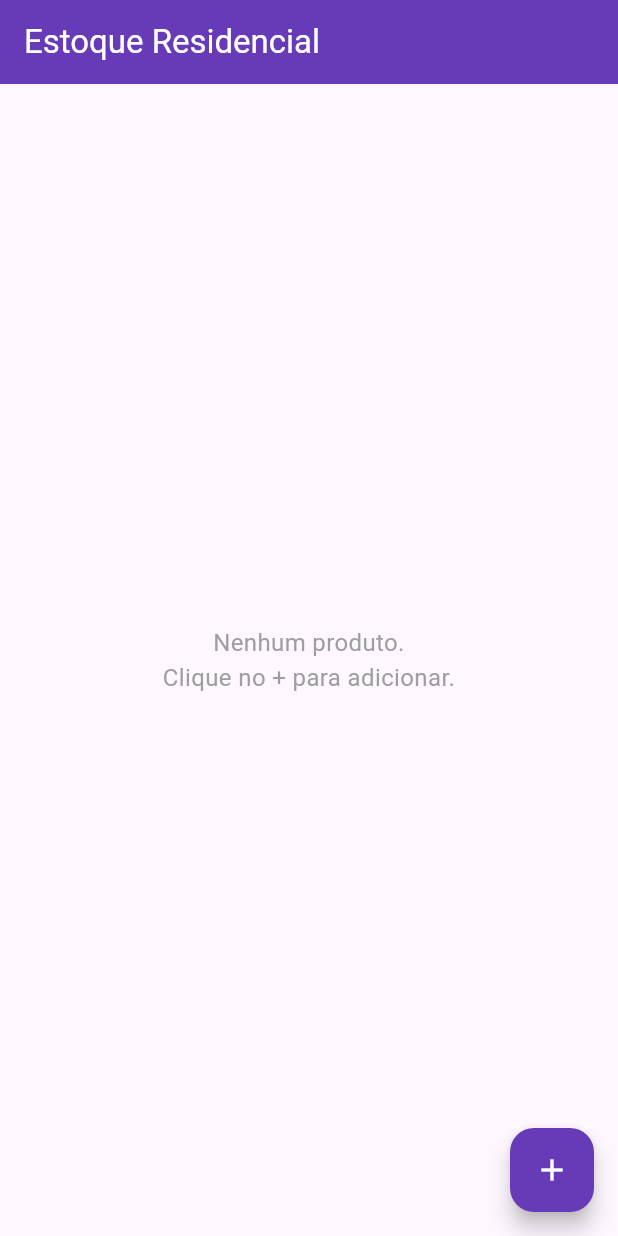
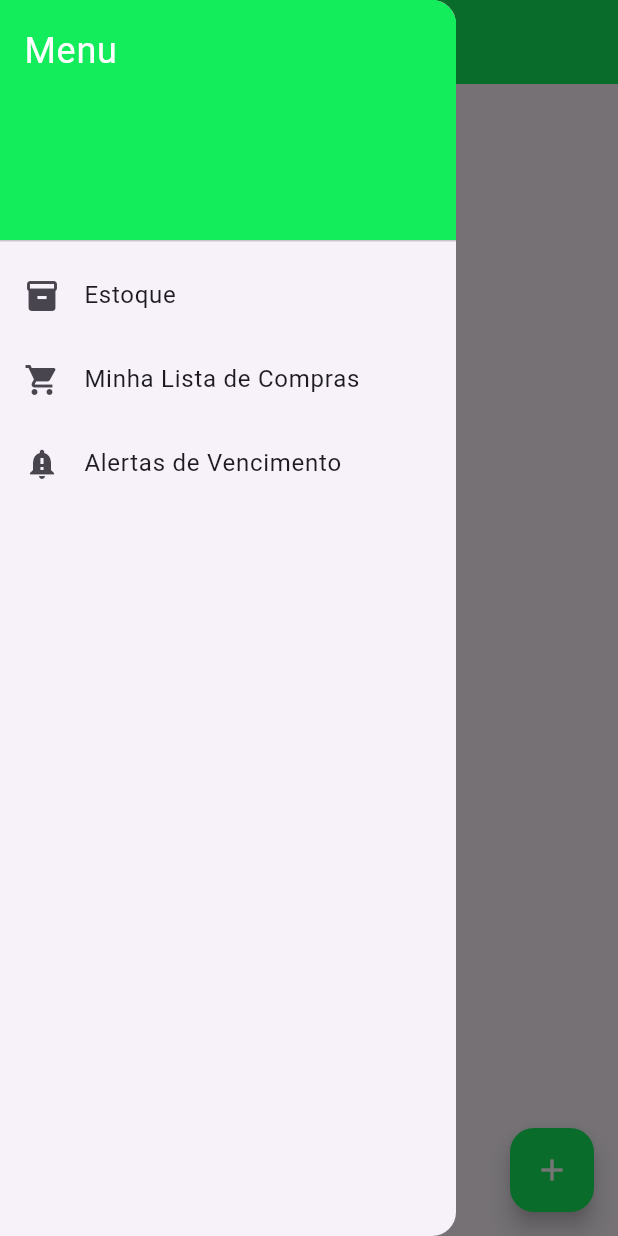
Before and after one commit to JeaneMirele/ControleEstoqueApp, a Flutter app: the screen it shows after launch, with the side drawer open (before the commit the screen has no drawer), on a phone screen of 412 x 824 dp. Run offline on Flutter 3.47's test engine with Material 3 defaults, Android fonts, the phone set to English and light mode, and no system bars; our stand-ins replace cloud_firestore, firebase_core; accounts and stored records are empty.

Commit message:
Adicao de telas de Notificacao e Lista de Compras

```diff
--- a/lib/core/di/configure_providers.dart
+++ b/lib/core/di/configure_providers.dart
@@ -4,6 +4,8 @@ import 'package:provider/single_child_widget.dart';
 import '../../data/repositories/produto_repository.dart';
 import '../../data/services/firestore_service.dart';
 import '../../ui/view_models/estoque_view.dart';
+import '../../ui/view_models/expiration_alerts_view_model.dart';
+import '../../ui/view_models/shopping_list_view_model.dart';
 
 class ConfigureProviders {
   final List<SingleChildWidget> providers;
@@ -15,11 +17,15 @@ class ConfigureProviders {
     final firestoreService = FirestoreService();
     final produtoRepository = ProdutoRepository(firestoreService);
     final estoqueViewModel = EstoqueViewModel(produtoRepository);
+    final shoppingListViewModel = ShoppingListViewModel(produtoRepository);
+    final expirationAlertsViewModel = ExpirationAlertsViewModel(produtoRepository);
 
     return ConfigureProviders(providers: [
       Provider<FirestoreService>.value(value: firestoreService),
       Provider<ProdutoRepository>.value(value: produtoRepository),
       ChangeNotifierProvider<EstoqueViewModel>.value(value: estoqueViewModel),
+      ChangeNotifierProvider<ShoppingListViewModel>.value(value: shoppingListViewModel),
+      ChangeNotifierProvider<ExpirationAlertsViewModel>.value(value: expirationAlertsViewModel),
     ]);
   }
 }
--- a/lib/models/produto.dart
+++ b/lib/models/produto.dart
@@ -7,6 +7,8 @@ class Produto {
   final String quantidade;
   final String categoria;
   final int? iconeCodePoint;
+  bool comprado;
+  bool prioridade;
 
   Produto({
     this.id,
@@ -15,16 +17,20 @@ class Produto {
     required this.quantidade,
     required this.categoria,
     this.iconeCodePoint,
+    this.comprado = false,
+    this.prioridade = false,
   });
 
-  factory Produto.fromMap(String docId, Map<String, dynamic> map) {
+ factory Produto.fromMap(String docId, Map<String, dynamic> map) {
     return Produto(
       id: docId,
       nome: map['nome'] ?? '',
       validade: map['validade'] ?? '',
-      quantidade: map['quantidade'] ?? '0',
+      quantidade: map['quantidade']?.toString() ?? '0',
       categoria: map['categoria'] ?? 'Geral',
       iconeCodePoint: map['iconeCodePoint'],
+      comprado: map['comprado'] ?? false,
+      prioridade: map['prioridade'] ?? false,
     );
   }
 
@@ -35,6 +41,8 @@ class Produto {
       'quantidade': quantidade,
       'categoria': categoria,
       'iconeCodePoint': iconeCodePoint,
+      'comprado': comprado,
+      'prioridade': prioridade,
     };
   }
 
@@ -42,4 +50,6 @@ class Produto {
     if (iconeCodePoint == null) return Icons.list;
     return IconData(iconeCodePoint!, fontFamily: 'MaterialIcons');
   }
+
+  String get nomeQuantidade => '$nome - $quantidade';
 }
--- /dev/null
+++ b/lib/ui/components/app_drawer.dart
@@ -0,0 +1,81 @@
+import 'package:flutter/material.dart';
+import 'package:controle_estoque_app/ui/views/estoque_page.dart';
+import 'package:controle_estoque_app/ui/views/shopping_list_page.dart';
+import 'package:controle_estoque_app/ui/views/expiration_alerts_page.dart';
+
+class AppDrawer extends StatelessWidget {
+  final String currentPage;
+
+  const AppDrawer({super.key, required this.currentPage});
+
+  @override
+  Widget build(BuildContext context) {
+    return Drawer(
+      child: ListView(
+        padding: EdgeInsets.zero,
+        children: <Widget>[
+          const DrawerHeader(
+            decoration: BoxDecoration(
+              color: Color(0xFF13EC5B),
+            ),
+            child: Text(
+              'Menu',
+              style: TextStyle(
+                color: Colors.white,
+                fontSize: 24,
+              ),
+            ),
+          ),
+          ListTile(
+            leading: const Icon(Icons.inventory),
+            title: const Text('Estoque'),
+            selected: currentPage == 'Estoque',
+            selectedTileColor: const Color(0xFF13EC5B).withOpacity(0.1),
+            selectedColor: const Color(0xFF13EC5B),
+            onTap: () {
+              Navigator.pop(context);
+              if (currentPage != 'Estoque') {
+                Navigator.pushReplacement(
+                  context,
+                  MaterialPageRoute(builder: (context) => const EstoquePage()),
+                );
+              }
+            },
+          ),
+          ListTile(
+            leading: const Icon(Icons.shopping_cart),
+            title: const Text('Minha Lista de Compras'),
+            selected: currentPage == 'ShoppingList',
+            selectedTileColor: const Color(0xFF13EC5B).withOpacity(0.1),
+            selectedColor: const Color(0xFF13EC5B),
+            onTap: () {
+              Navigator.pop(context);
+              if (currentPage != 'ShoppingList') {
+                Navigator.pushReplacement(
+                  context,
+                  MaterialPageRoute(builder: (context) => const ShoppingListPage()),
+                );
+              }
+            },
+          ),
+           ListTile(
+            leading: const Icon(Icons.notification_important),
+            title: const Text('Alertas de Vencimento'),
+            selected: currentPage == 'ExpirationAlerts',
+            selectedTileColor: const Color(0xFF13EC5B).withOpacity(0.1),
+            selectedColor: const Color(0xFF13EC5B),
+            onTap: () {
+              Navigator.pop(context);
+              if (currentPage != 'ExpirationAlerts') {
+                Navigator.pushReplacement(
+                  context,
+                  MaterialPageRoute(builder: (context) => const ExpirationAlertsPage()),
+                );
+              }
+            },
+          ),
+        ],
+      ),
+    );
+  }
+}
--- a/lib/ui/views/estoque_page.dart
+++ b/lib/ui/views/estoque_page.dart
@@ -1,8 +1,8 @@
+import 'package:controle_estoque_app/ui/components/app_drawer.dart';
 import 'package:flutter/material.dart';
 import 'package:provider/provider.dart';
 import '../../models/produto.dart';
 import '../view_models/estoque_view.dart';
-
 
 class EstoquePage extends StatelessWidget {
   const EstoquePage({super.key});
@@ -12,10 +12,10 @@ class EstoquePage extends StatelessWidget {
     return Scaffold(
       appBar: AppBar(
         title: const Text("Estoque Residencial"),
-        backgroundColor: Colors.deepPurple,
+        backgroundColor: const Color(0xFF13EC5B), // Verde
         foregroundColor: Colors.white,
       ),
-
+      drawer: const AppDrawer(currentPage: 'estoque'), // Drawer reutilizável
       body: Consumer<EstoqueViewModel>(
         builder: (context, viewModel, child) {
           return StreamBuilder<List<Produto>>(
@@ -38,7 +38,6 @@ class EstoquePage extends StatelessWidget {
                 );
               }
 
-
               final produtos = snapshot.data!;
 
               return ListView.builder(
@@ -52,8 +51,8 @@ class EstoquePage extends StatelessWidget {
                     child: ListTile(
 
                       leading: CircleAvatar(
-                        backgroundColor: Colors.deepPurple[100],
-                        child: Icon(produto.getIcone(), color: Colors.deepPurple),
+                        backgroundColor: const Color(0xFF13EC5B).withOpacity(0.2),
+                        child: Icon(produto.getIcone(), color: const Color(0xFF13EC5B)),
                       ),
                       title: Text(
                         produto.nome,
@@ -95,12 +94,11 @@ class EstoquePage extends StatelessWidget {
       ),
       floatingActionButton: FloatingActionButton(
         onPressed: () => _mostrarDialogoAdicionar(context),
-        backgroundColor: Colors.deepPurple,
+        backgroundColor: const Color(0xFF13EC5B), // Verde
         child: const Icon(Icons.add, color: Colors.white),
       ),
     );
   }
-
 
   void _mostrarDialogoAdicionar(BuildContext context) {
     final nomeController = TextEditingController();
@@ -143,7 +141,6 @@ class EstoquePage extends StatelessWidget {
           ),
           ElevatedButton(
             onPressed: () {
-
               context.read<EstoqueViewModel>().adicionarProduto(
                 nome: nomeController.text,
                 quantidade: qtdController.text,
@@ -152,6 +149,10 @@ class EstoquePage extends StatelessWidget {
               );
               Navigator.pop(context);
             },
+            style: ElevatedButton.styleFrom(
+              backgroundColor: const Color(0xFF13EC5B), // Verde
+              foregroundColor: Colors.white,
+            ),
             child: const Text("Salvar"),
           ),
         ],
```
Also changed, not shown: lib/data/repositories/produto_repository.dart (+11 -5 lines), lib/data/services/firestore_service.dart (+8 -4 lines), lib/main.dart (+16 -0 lines), lib/ui/components/shopping_item_tile.dart (added, +70 -0 lines), lib/ui/view_models/estoque_view.dart (+21 -7 lines), lib/ui/view_models/expiration_alerts_view_model.dart (added, +79 -0 lines), lib/ui/view_models/shopping_list_view_model.dart (added, +17 -0 lines), lib/ui/views/expiration_alerts_page.dart (added, +119 -0 lines), lib/ui/views/shopping_list_page.dart (added, +136 -0 lines), pubspec.lock, 1 other file.
